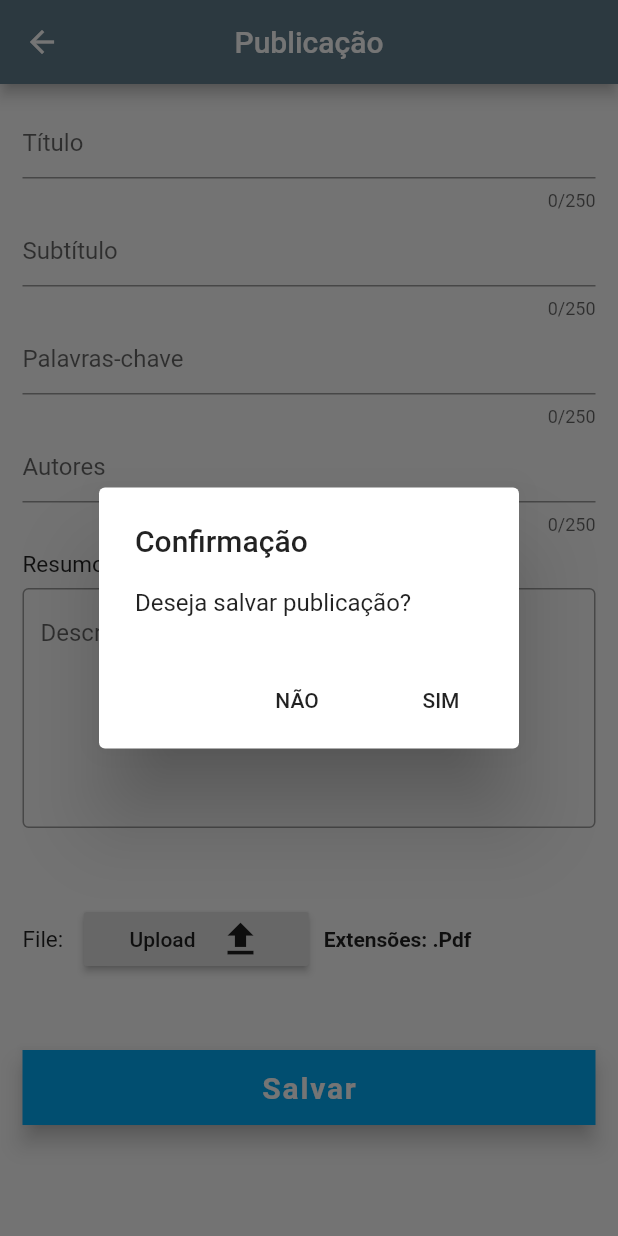
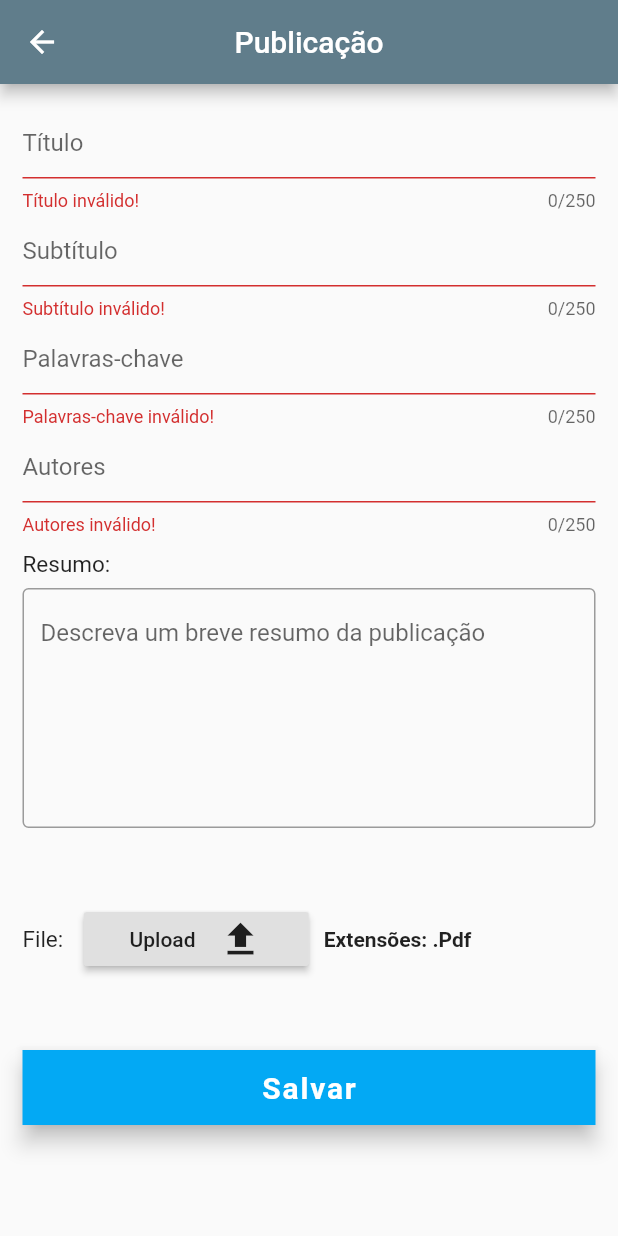
Before and after one commit to CelsoGomesEM/AppAcervosFlutter, a Flutter app: the CriaPublicacao screen opened directly with empty values, after a tap on "Salvar", on a phone screen of 412 x 824 dp. Run offline on Flutter 3.47's test engine with Material 2 defaults, Android fonts, the phone set to English and light mode, and no system bars; our stand-ins replace file_picker.

Commit message:
Ajusta cadastro de publicação adiciona chamada a API

```diff
--- a/lib/screens/criapublicacao_screen.dart
+++ b/lib/screens/criapublicacao_screen.dart
@@ -4,6 +4,7 @@ import 'package:flutter/material.dart';
 import 'package:flutter/services.dart';
 import 'package:path_provider/path_provider.dart';
 import 'package:pocflutterapp/dominio/discente.dart';
+import 'package:pocflutterapp/dominio/publicacao.dart';
 import 'package:pocflutterapp/services/publicacao_service.dart';
 import 'package:meta/meta.dart';
 
@@ -233,24 +234,30 @@ class _CriaPublicacaoState extends State<CriaPublicacao> {
                         ),),
                       shape: RoundedRectangleBorder(),
                       onPressed: () async {
-                        var resultadoDialog = await _ExibaDialogoDeConfirmacao(context);
                         if(_formKey.currentState.validate()){
-                          Map<String, dynamic> dadosDaPublicacao = {
-                            "titulo" : _tituloController.text,
-                            "subtitulo" : _subtituloController.text,
-                            "palavrachave": _palavrasChaveController.text,
-                            "autores": _autoresController.text,
-                            "resumo" : _resumoController.text,
-                            "documento": obtenhaBytesDoArquivoPdfSelecionado(),
-                            "discenteid": DiscenteLogado.id,
-                          };
-                          PublicacaoService().registrePublicacao(dadosDaPublicacao, _onSucess,  _onFail);
-                        }
-                        if(resultadoDialog){
-                          resultadoDialog = await _ExibaDialogConfirmado(context);
-                          if(resultadoDialog){
-                            //Limpe campos de input e pronto
-                            Navigator.pop(context);
+                          var resultadoDialog = await _ExibaDialogoDeConfirmacao(context);
+
+                          if(resultadoDialog == true){
+
+                            File arquivo = new File(_filePath);
+                            var arquivoEmBytes = await arquivo.readAsBytes();
+
+                            var publicacao = new Publicacao();
+                            publicacao.titulo = _tituloController.text;
+                            publicacao.subtitulo = _subtituloController.text;
+                            publicacao.palavrachave = _palavrasChaveController.text;
+                            publicacao.resumo = _resumoController.text;
+                            publicacao.autores = _autoresController.text;
+                            publicacao.discenteid = DiscenteLogado.id;
+                            publicacao.documento = arquivoEmBytes;
+
+                            PublicacaoService().registrePublicacao(publicacao);
+
+                            resultadoDialog = await _ExibaDialogConfirmado(context);
+                            if(resultadoDialog == true){
+                              //Limpe campos de input e pronto
+                              Navigator.pop(context);
+                            }
                           }
                         }
                       },
@@ -332,39 +339,4 @@ class _CriaPublicacaoState extends State<CriaPublicacao> {
       },
     );
   }
-
-  //Verificar se vai ser obrigatório o cara selecionar um arquivo pdf
-  Future<List<int>> obtenhaBytesDoArquivoPdfSelecionado()async {
-
-    File arquivo = new File(_filePath);
-
-    var arquivoEmBytes = await arquivo.readAsBytes();
-
-    return arquivoEmBytes;
-  }
-
-  void _onSucess(){
-    _scafoldKey.currentState.showSnackBar(
-        SnackBar(content: Text(
-          "Publicacao criada com sucesso!",
-        ),
-          backgroundColor: Colors.lightBlue,
-          duration: Duration(seconds: 5),
-        )
-    );
-    Future.delayed(Duration(seconds: 3)).then((_){
-      Navigator.of(context).pop();
-    });
-  }
-
-  void _onFail(){
-    _scafoldKey.currentState.showSnackBar(
-        SnackBar(content: Text(
-          "Falha ao criar publicação!",
-        ),
-          backgroundColor: Colors.redAccent,
-          duration: Duration(seconds: 5),
-        )
-    );
-  }
 }
```
Also changed, not shown: lib/services/publicacao_service.dart (+15 -9 lines).
